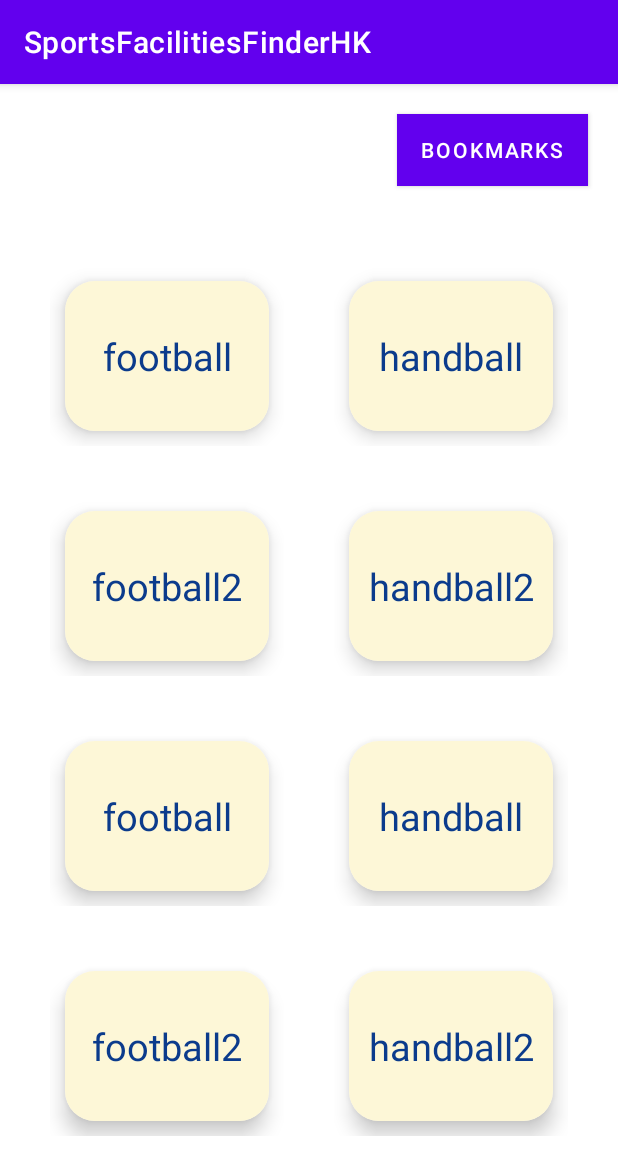
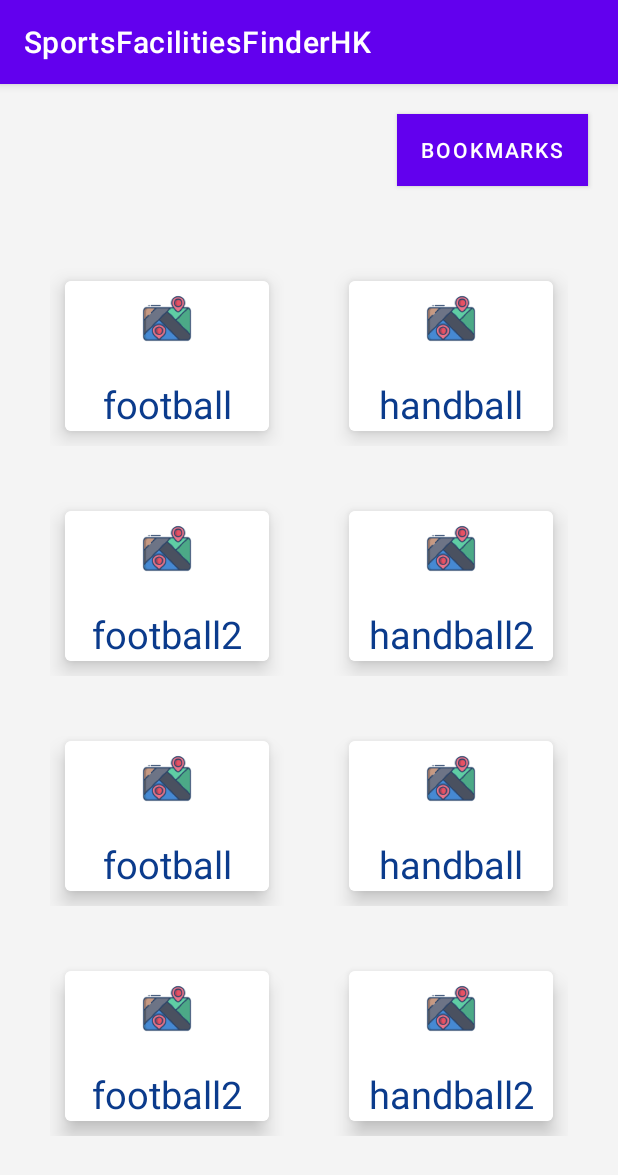
Before and after one commit to leonwongdev/SportsFacilitiesFinderHK-Android, an Android app: the screen it shows after launch (MainActivity), on a phone screen of 412 x 824 dp. Shown: the top 1175 px of the screen. Run offline under Robolectric (Android 15) with nearby library versions, the phone set to English and light mode, and no system bars.

Commit message:
Change UI

```diff
--- a/app/src/main/java/com/example/sportsfacilitiesfinderhk/adapters/SportsTypeRecViewAdapter.java
+++ b/app/src/main/java/com/example/sportsfacilitiesfinderhk/adapters/SportsTypeRecViewAdapter.java
@@ -1,6 +1,7 @@
 package com.example.sportsfacilitiesfinderhk.adapters;
 
 import android.content.Context;
+import android.content.Intent;
 import android.view.LayoutInflater;
 import android.view.View;
 import android.view.ViewGroup;
@@ -11,6 +12,7 @@ import androidx.constraintlayout.widget.ConstraintLayout;
 import androidx.recyclerview.widget.RecyclerView;
 
 import com.example.sportsfacilitiesfinderhk.R;
+import com.example.sportsfacilitiesfinderhk.ui.facilitieslist.FacilitiesListActivity;
 
 import java.util.ArrayList;
 
@@ -37,6 +39,7 @@ public class SportsTypeRecViewAdapter extends RecyclerView.Adapter<SportsTypeRec
             @Override
             public void onClick(View v) {
                 //TODO: start activity
+                context.startActivity(new Intent(context, FacilitiesListActivity.class));
             }
         });
         holder.titleTextView.setText(sports.get(position));
--- a/app/src/main/res/layout/activity_main.xml
+++ b/app/src/main/res/layout/activity_main.xml
@@ -4,6 +4,7 @@
     xmlns:tools="http://schemas.android.com/tools"
     android:layout_width="match_parent"
     android:layout_height="match_parent"
+    android:background="#F4F4F4"
     tools:context=".ui.MainActivity">
 
 
@@ -13,8 +14,8 @@
         android:layout_height="wrap_content"
         android:layout_marginTop="20dp"
         android:layout_marginEnd="20dp"
+        android:background="@color/black"
         android:text="Bookmarks"
-        android:background="@color/black"
         app:layout_constraintEnd_toEndOf="parent"
         app:layout_constraintTop_toTopOf="parent" />
 
--- a/app/src/main/res/layout/sports_type_button.xml
+++ b/app/src/main/res/layout/sports_type_button.xml
@@ -8,7 +8,6 @@
     <com.google.android.material.card.MaterialCardView
         android:layout_width="match_parent"
         android:layout_height="100dp"
-        app:cardCornerRadius="20dp"
         app:cardElevation="8dp"
         android:layout_margin="10dp"
         app:layout_constraintStart_toStartOf="parent"
@@ -18,7 +17,16 @@
         <androidx.constraintlayout.widget.ConstraintLayout
             android:layout_width="match_parent"
             android:layout_height="match_parent"
-            android:background="#FDF7D7">
+            android:background="#FFF">
+
+            <ImageView
+                android:id="@+id/sports_type_button_banner"
+                android:layout_width="match_parent"
+                android:layout_height="50dp"
+                android:scaleType="fitCenter"
+                app:layout_constraintTop_toTopOf="parent"
+                app:srcCompat="@mipmap/ic_launcher" />
+
             <TextView
                 android:id="@+id/sport_title_tv"
                 android:layout_width="wrap_content"
@@ -35,7 +43,8 @@
                 app:layout_constraintBottom_toBottomOf="parent"
                 app:layout_constraintEnd_toEndOf="parent"
                 app:layout_constraintStart_toStartOf="parent"
-                app:layout_constraintTop_toTopOf="parent" />
+                app:layout_constraintTop_toBottomOf="@+id/sports_type_button_banner"
+                app:layout_constraintVertical_bias="0.969" />
         </androidx.constraintlayout.widget.ConstraintLayout>
 
     </com.google.android.material.card.MaterialCardView>
```
Also changed, not shown: app/src/main/java/com/example/sportsfacilitiesfinderhk/models/SportFacility.java (+8 -4 lines), app/src/main/java/com/example/sportsfacilitiesfinderhk/utilities/AlertHelper.java (added, +23 -0 lines).
